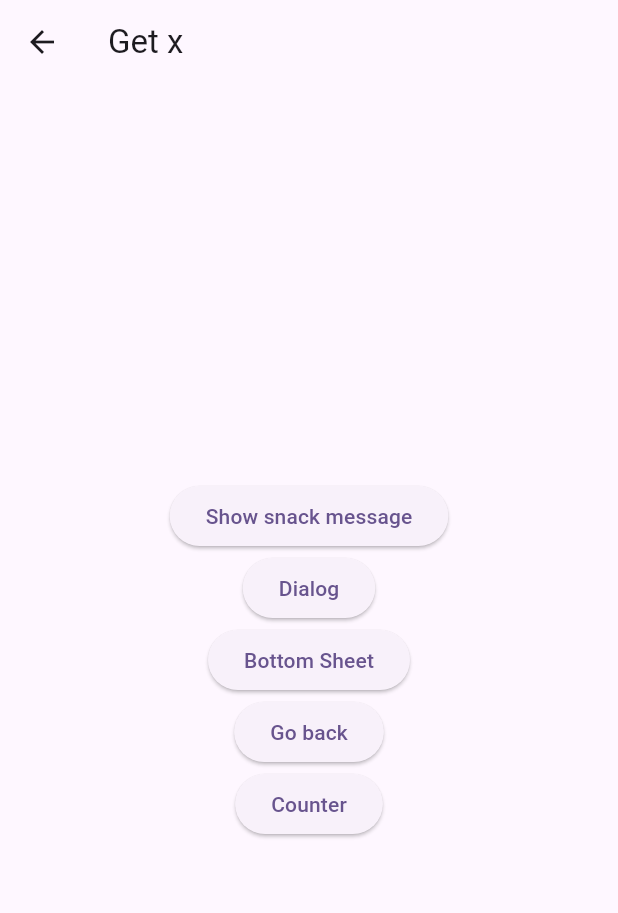
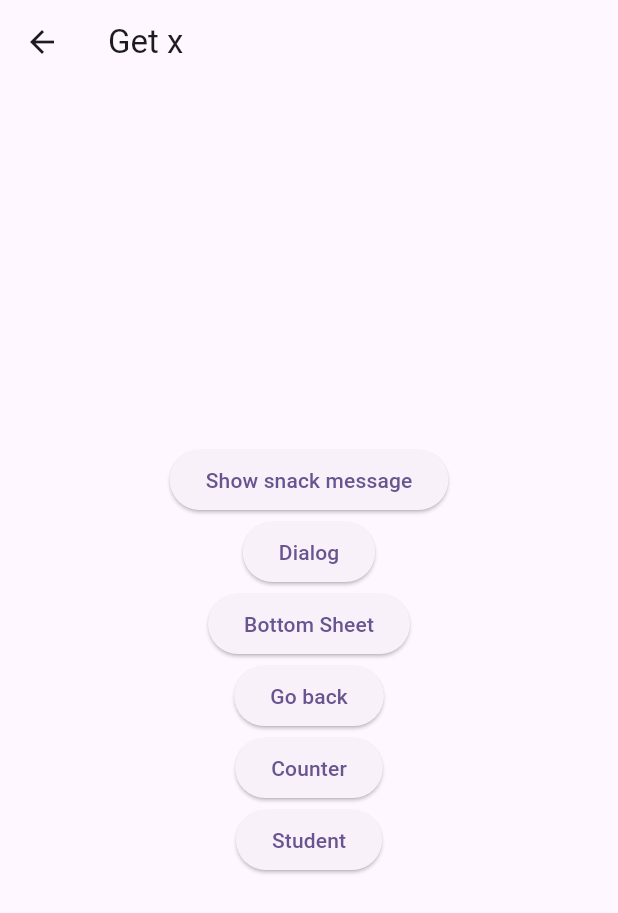
Before and after one commit to Badhon100/getx_practice, a Flutter app: the Home screen opened directly, on a phone screen of 412 x 824 dp. Shown: the top 913 px of the screen. Run offline on Flutter 3.47's test engine with Material 2 defaults, Android fonts, the phone set to English and light mode, and no system bars; our stand-ins replace get.

Commit message:
Getx controller

```diff
--- a/lib/home.dart
+++ b/lib/home.dart
@@ -1,5 +1,6 @@
 import 'package:flutter/material.dart';
 import 'package:get/get.dart';
+import 'package:getx_practice/studentView.dart';
 
 import 'counter_rsm.dart';
 
@@ -91,6 +92,12 @@ class Home extends StatelessWidget {
             Get.to(CounterRSM());
           },
         ),
+        ElevatedButton(
+          child: const Text("Student"),
+          onPressed: (){
+            Get.to(StudentView());
+          },
+        ),
             ],
           ),
         ),
--- /dev/null
+++ b/lib/student.dart
@@ -0,0 +1,6 @@
+import 'package:get/get.dart';
+
+class Student{
+  var name = "Tom".obs;
+  var age = 25.obs;
+}
--- /dev/null
+++ b/lib/studentController.dart
@@ -0,0 +1,9 @@
+import 'package:get/get.dart';
+import 'package:getx_practice/student.dart';
+
+class StudentController extends GetxController{
+  var student = Student();
+  void convertToUpperCase(){
+    student.name.value = student.name.value.toUpperCase();
+  }
+}
```
Also changed, not shown: lib/studentView.dart (added, +28 -0 lines).
